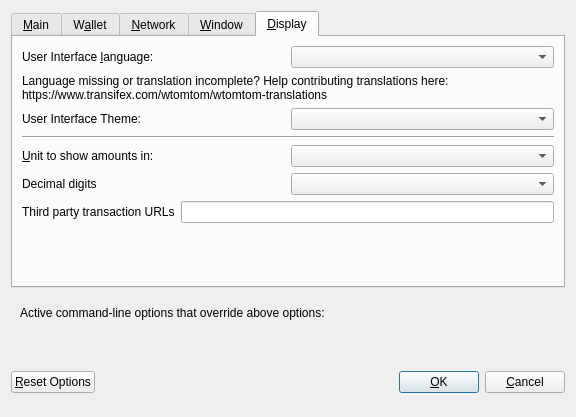
This is src/qt/forms/optionsdialog.ui in wtomtom/VIZEH-1 as Qt 5 draws it before an edit. The edited form follows.
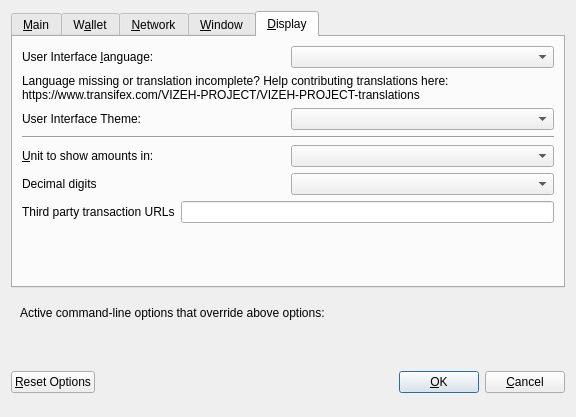
This is the edited form. The open tabs and pages were chosen to show the change. Custom widgets are drawn as their Qt base class.

What changed in the file:
```diff
--- a/src/qt/forms/optionsdialog.ui
+++ b/src/qt/forms/optionsdialog.ui
@@ -476,7 +476,7 @@
          </property>
          <property name="text">
           <string>Language missing or translation incomplete? Help contributing translations here:
-https://www.transifex.com/wtomtom/wtomtom-translations</string>
+https://www.transifex.com/VIZEH-PROJECT/VIZEH-PROJECT-translations</string>
          </property>
          <property name="wordWrap">
           <bool>true</bool>
```
